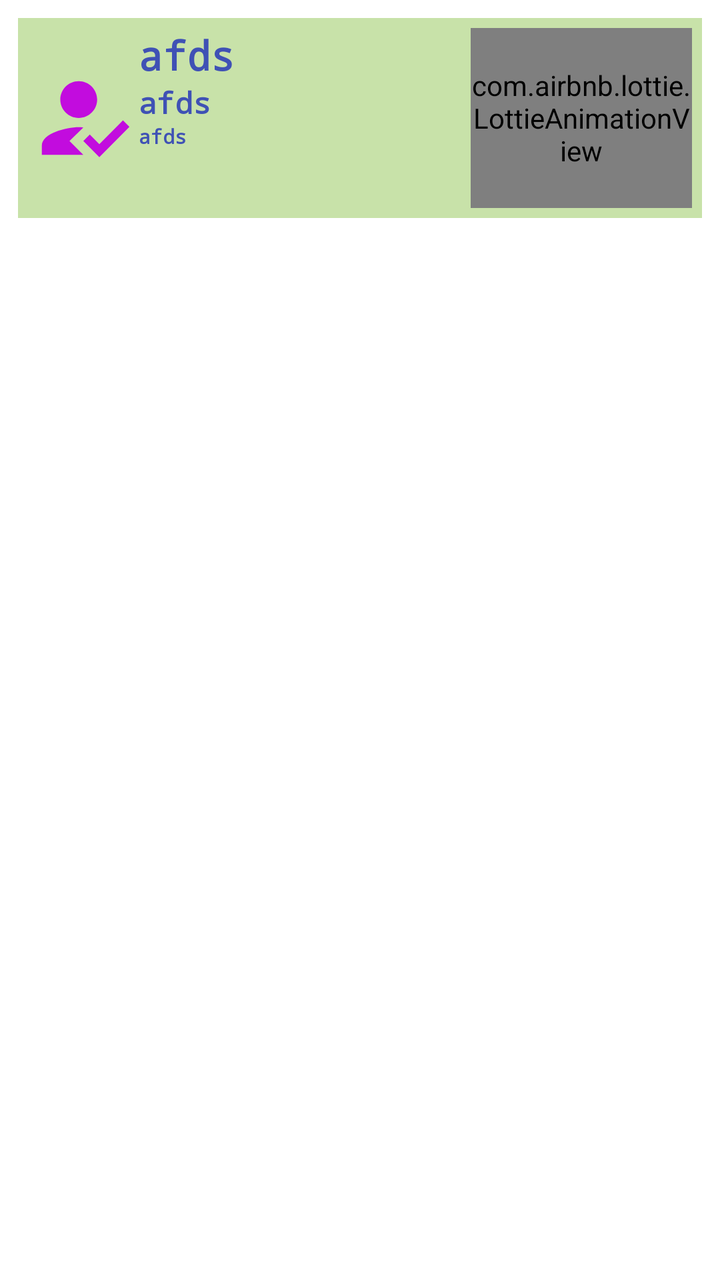
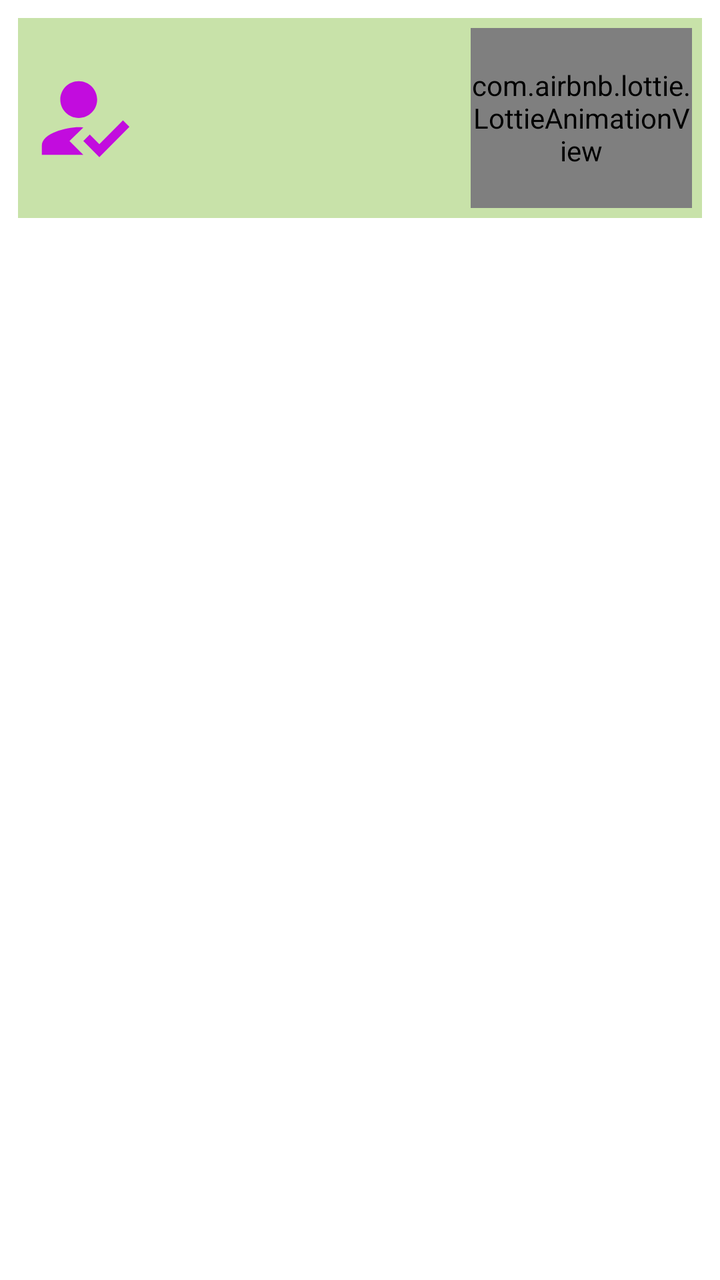

The first picture is an Android layout as it rendered before a commit; the second is the same layout after the commit. The layout source and the unified diff follow.
<!-- AndroidManifest.xml: application theme Theme.Chandanaish -->
<!-- res/layout/layoutwithuserandcall.xml -->
<?xml version="1.0" encoding="utf-8"?>
<LinearLayout xmlns:android="http://schemas.android.com/apk/res/android"
    android:layout_width="match_parent"
    xmlns:app="http://schemas.android.com/apk/res-auto"
    android:orientation="vertical"
    android:layout_margin="5dp"
    android:id="@+id/listuser"
    android:padding="5dp"
    android:layout_height="match_parent">
    <LinearLayout
        android:layout_width="match_parent"
        android:layout_margin="4dp"
        android:background="#798BC34A"
        android:padding="5dp"
        android:weightSum="6"
        android:orientation="horizontal"
        android:layout_height="100dp">
        <ImageView
            android:layout_width="0dp"
            android:src="@drawable/ic_sharp_how_to_reg_24"
            android:layout_height="match_parent"
            android:layout_weight="1"
            />
        <LinearLayout
            android:layout_width="0dp"
            android:layout_weight="3"
            android:orientation="vertical"

            android:layout_height="match_parent">

            <TextView
                android:id="@+id/nameofman"
                android:text="afds"
                android:textSize="20sp"
                android:textStyle="bold"
                android:textColor="#3F51B5"
                android:fontFamily="monospace"
                android:layout_width="match_parent"
                android:layout_height="wrap_content"/>
            <TextView
                android:id="@+id/number"
                android:text="afds"
                android:textSize="15sp"
                android:textStyle="bold"
                android:textColor="#3F51B5"
                android:fontFamily="monospace"
                android:layout_width="match_parent"
                android:layout_height="wrap_content"/>
            <TextView
                android:id="@+id/status"
                android:text="afds"
                android:textSize="10sp"
                android:textStyle="bold"
                android:textColor="#3F51B5"
                android:fontFamily="monospace"
                android:layout_width="match_parent"
                android:layout_height="wrap_content"/>

        </LinearLayout>
        <LinearLayout
            android:layout_width="0dp"
            android:layout_weight="2"
            android:layout_height="match_parent">
            <com.airbnb.lottie.LottieAnimationView
                android:id="@+id/callaimation"
                android:layout_width="match_parent"
                android:layout_height="match_parent"
                app:lottie_url="https://assets7.lottiefiles.com/packages/lf20_datqo9uz.json"

                app:lottie_autoPlay="true"
                app:lottie_loop="true"

                />

        </LinearLayout>



    </LinearLayout>

</LinearLayout>
<!-- resources referenced by this layout -->
<resources>
  <!-- drawable ic_sharp_how_to_reg_24 (drawable) -->
  <vector android:height="24dp" android:tint="#C20CDE"
      android:viewportHeight="24" android:viewportWidth="24"
      android:width="24dp" xmlns:android="http://schemas.android.com/apk/res/android">
      <path android:fillColor="@android:color/white" android:pathData="M9,17l3,-2.94c-0.39,-0.04 -0.68,-0.06 -1,-0.06 -2.67,0 -8,1.34 -8,4v2h9l-3,-3zM11,12c2.21,0 4,-1.79 4,-4s-1.79,-4 -4,-4 -4,1.79 -4,4 1.79,4 4,4"/>
      <path android:fillColor="@android:color/white" android:pathData="M15.47,20.5L12,17l1.4,-1.41 2.07,2.08 5.13,-5.17 1.4,1.41 -6.53,6.59z"/>
  </vector>
  <style name="Theme.Chandanaish" parent="Theme.MaterialComponents.DayNight.NoActionBar">
          
          <item name="colorPrimary">@color/purple_500</item>
          <item name="colorPrimaryVariant">@color/purple_700</item>
          <item name="colorOnPrimary">@color/white</item>
          
          <item name="colorSecondary">@color/teal_200</item>
          <item name="colorSecondaryVariant">@color/teal_700</item>
          <item name="colorOnSecondary">@color/black</item>
          
          <item name="android:statusBarColor">?attr/colorPrimaryVariant</item>
          
      </style>
  <color name="purple_500">#FF6200EE</color>
  <color name="purple_700">#FF3700B3</color>
  <color name="white">#FFFFFFFF</color>
  <color name="teal_200">#FF03DAC5</color>
  <color name="teal_700">#FF018786</color>
  <color name="black">#FF000000</color>
</resources>

<!-- the commit's change to res/layout/layoutwithuserandcall.xml (unified diff, before → after) -->
@@ -30,7 +30,7 @@
 
             <TextView
                 android:id="@+id/nameofman"
-                android:text="afds"
+                android:text=""
                 android:textSize="20sp"
                 android:textStyle="bold"
                 android:textColor="#3F51B5"
@@ -39,7 +39,7 @@
                 android:layout_height="wrap_content"/>
             <TextView
                 android:id="@+id/number"
-                android:text="afds"
+                android:text=""
                 android:textSize="15sp"
                 android:textStyle="bold"
                 android:textColor="#3F51B5"
@@ -48,7 +48,7 @@
                 android:layout_height="wrap_content"/>
             <TextView
                 android:id="@+id/status"
-                android:text="afds"
+                android:text=""
                 android:textSize="10sp"
                 android:textStyle="bold"
                 android:textColor="#3F51B5"
